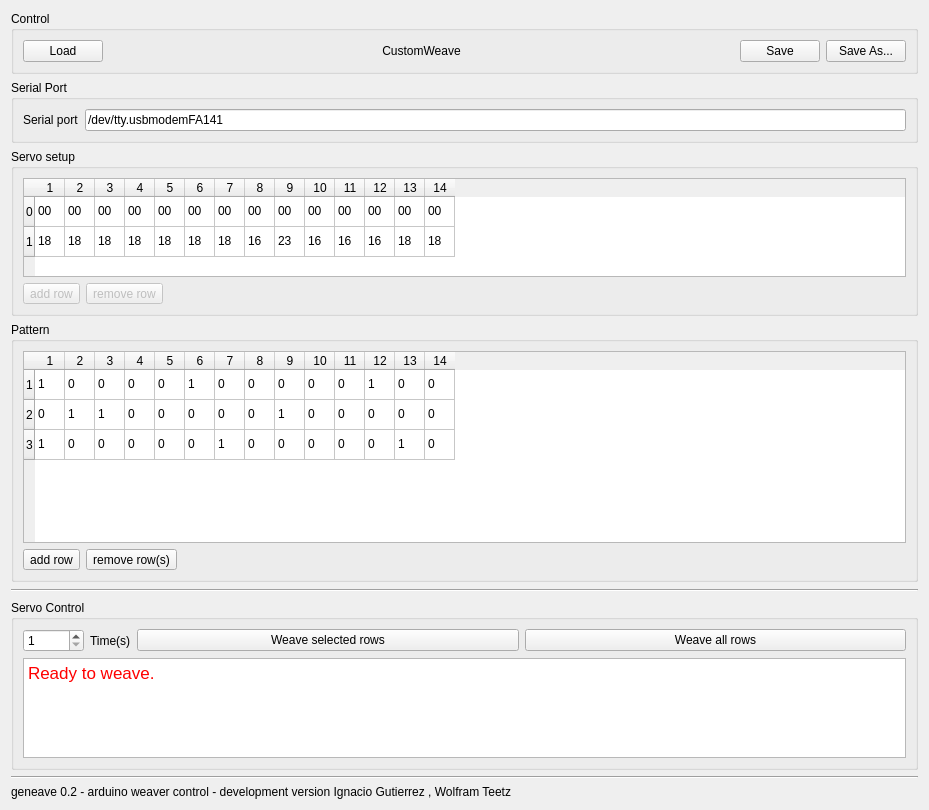
The window that serial.ui (wolframteetz/geneave) describes before a commit, drawn with Qt 5.
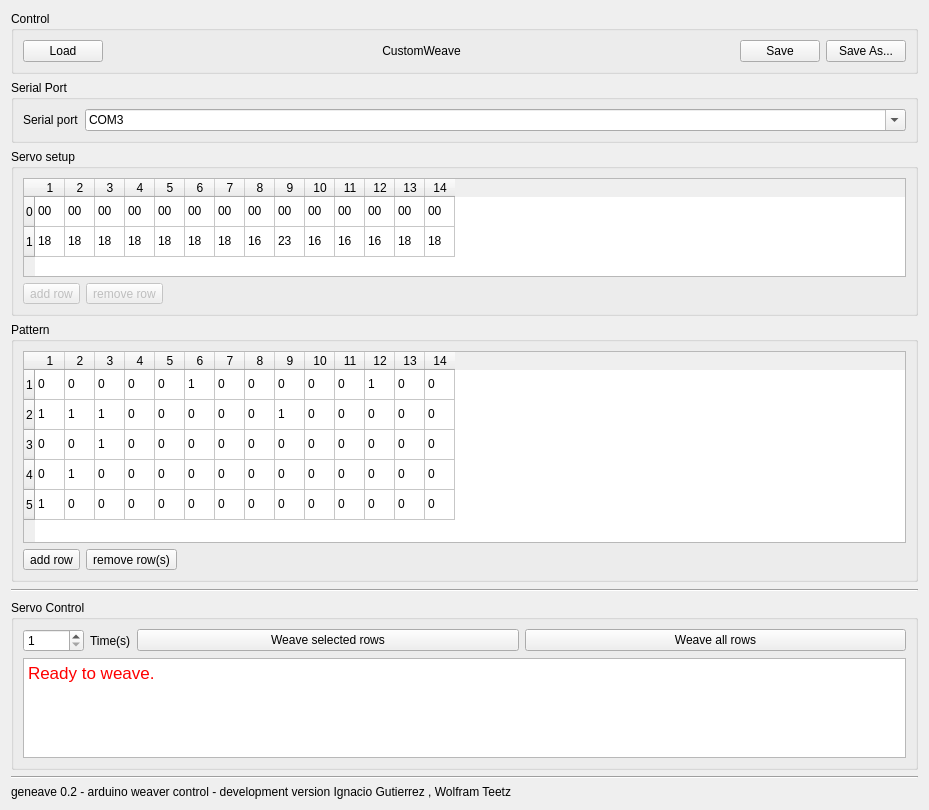
The same window after the commit.

The edit to the form file:
```diff
--- a/serial.ui
+++ b/serial.ui
@@ -338,6 +338,16 @@
           <string>3</string>
          </property>
         </row>
+        <row>
+         <property name="text">
+          <string>4</string>
+         </property>
+        </row>
+        <row>
+         <property name="text">
+          <string>5</string>
+         </property>
+        </row>
         <column>
          <property name="text">
           <string>1</string>
@@ -410,7 +420,7 @@
         </column>
         <item row="0" column="0">
          <property name="text">
-          <string>1</string>
+          <string>0</string>
          </property>
         </item>
         <item row="0" column="1">
@@ -480,7 +490,7 @@
         </item>
         <item row="1" column="0">
          <property name="text">
-          <string>0</string>
+          <string>1</string>
          </property>
         </item>
         <item row="1" column="1">
@@ -550,7 +560,7 @@
         </item>
         <item row="2" column="0">
          <property name="text">
-          <string>1</string>
+          <string>0</string>
          </property>
         </item>
         <item row="2" column="1">
@@ -560,7 +570,7 @@
         </item>
         <item row="2" column="2">
          <property name="text">
-          <string>0</string>
+          <string>1</string>
          </property>
         </item>
         <item row="2" column="3">
@@ -580,7 +590,7 @@
         </item>
         <item row="2" column="6">
          <property name="text">
-          <string>1</string>
+          <string>0</string>
          </property>
         </item>
         <item row="2" column="7">
@@ -610,7 +620,7 @@
         </item>
         <item row="2" column="12">
          <property name="text">
-          <string>1</string>
+          <string>0</string>
          </property>
         </item>
         <item row="2" column="13">
@@ -618,6 +628,146 @@
           <string>0</string>
          </property>
         </item>
+        <item row="3" column="0">
+         <property name="text">
+          <string>0</string>
+         </property>
+        </item>
+        <item row="3" column="1">
+         <property name="text">
+          <string>1</string>
+         </property>
+        </item>
+        <item row="3" column="2">
+         <property name="text">
+          <string>0</string>
+         </property>
+        </item>
+        <item row="3" column="3">
+         <property name="text">
+          <string>0</string>
+         </property>
+        </item>
+        <item row="3" column="4">
+         <property name="text">
+          <string>0</string>
+         </property>
+        </item>
+        <item row="3" column="5">
+         <property name="text">
+          <string>0</string>
+         </property>
+        </item>
+        <item row="3" column="6">
+         <property name="text">
+          <string>0</string>
+         </property>
+        </item>
+        <item row="3" column="7">
+         <property name="text">
+          <string>0</string>
+         </property>
+        </item>
+        <item row="3" column="8">
+         <property name="text">
+          <string>0</string>
+         </property>
+        </item>
+        <item row="3" column="9">
+         <property name="text">
+          <string>0</string>
+         </property>
+        </item>
+        <item row="3" column="10">
+         <property name="text">
+          <string>0</string>
+         </property>
+        </item>
+        <item row="3" column="11">
+         <property name="text">
+          <string>0</string>
+         </property>
+        </item>
+        <item row="3" column="12">
+         <property name="text">
+          <string>0</string>
+         </property>
+        </item>
+        <item row="3" column="13">
+         <property name="text">
+          <string>0</string>
+         </property>
+        </item>
+        <item row="4" column="0">
+         <property name="text">
+          <string>1</string>
+         </property>
+        </item>
+        <item row="4" column="1">
+         <property name="text">
+          <string>0</string>
+         </property>
+        </item>
+        <item row="4" column="2">
+         <property name="text">
+          <string>0</string>
+         </property>
+        </item>
+        <item row="4" column="3">
+         <property name="text">
+          <string>0</string>
+         </property>
+        </item>
+        <item row="4" column="4">
+         <property name="text">
+          <string>0</string>
+         </property>
+        </item>
+        <item row="4" column="5">
+         <property name="text">
+          <string>0</string>
+         </property>
+        </item>
+        <item row="4" column="6">
+         <property name="text">
+          <string>0</string>
+         </property>
+        </item>
+        <item row="4" column="7">
+         <property name="text">
+          <string>0</string>
+         </property>
+        </item>
+        <item row="4" column="8">
+         <property name="text">
+          <string>0</string>
+         </property>
+        </item>
+        <item row="4" column="9">
+         <property name="text">
+          <string>0</string>
+         </property>
+        </item>
+        <item row="4" column="10">
+         <property name="text">
+          <string>0</string>
+         </property>
+        </item>
+        <item row="4" column="11">
+         <property name="text">
+          <string>0</string>
+         </property>
+        </item>
+        <item row="4" column="12">
+         <property name="text">
+          <string>0</string>
+         </property>
+        </item>
+        <item row="4" column="13">
+         <property name="text">
+          <string>0</string>
+         </property>
+        </item>
        </widget>
       </item>
       <item row="2" column="0">
@@ -655,6 +805,23 @@
       <string>Serial Port</string>
      </property>
      <layout class="QGridLayout" name="gridLayout_4">
+      <item row="0" column="1">
+       <widget class="QComboBox" name="comboBoxSerialPort">
+        <property name="editable">
+         <bool>true</bool>
+        </property>
+        <item>
+         <property name="text">
+          <string>COM3</string>
+         </property>
+        </item>
+        <item>
+         <property name="text">
+          <string>/dev/tty.usbmodemFA141</string>
+         </property>
+        </item>
+       </widget>
+      </item>
       <item row="0" column="0">
        <widget class="QLabel" name="label_3">
         <property name="sizePolicy">
@@ -668,19 +835,6 @@
         </property>
        </widget>
       </item>
-      <item row="0" column="1">
-       <widget class="QLineEdit" name="lineEditSerialPort">
-        <property name="sizePolicy">
-         <sizepolicy hsizetype="Minimum" vsizetype="Fixed">
-          <horstretch>0</horstretch>
-          <verstretch>0</verstretch>
-         </sizepolicy>
-        </property>
-        <property name="text">
-         <string>/dev/tty.usbmodemFA141</string>
-        </property>
-       </widget>
-      </item>
      </layout>
     </widget>
    </item>
```
